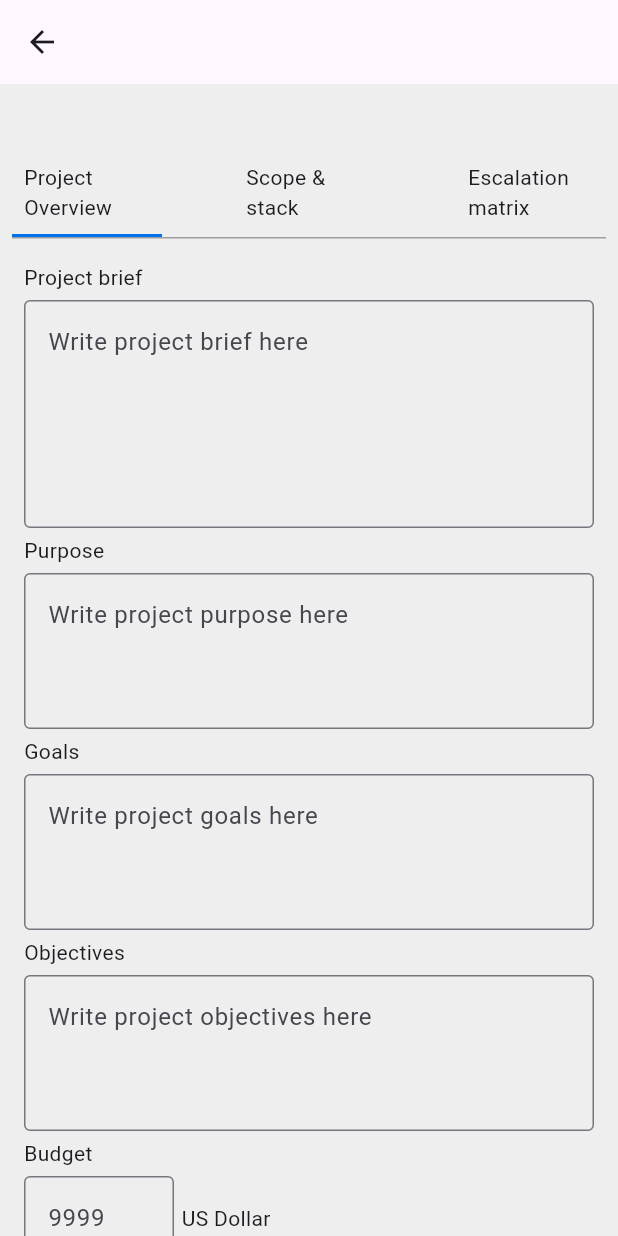
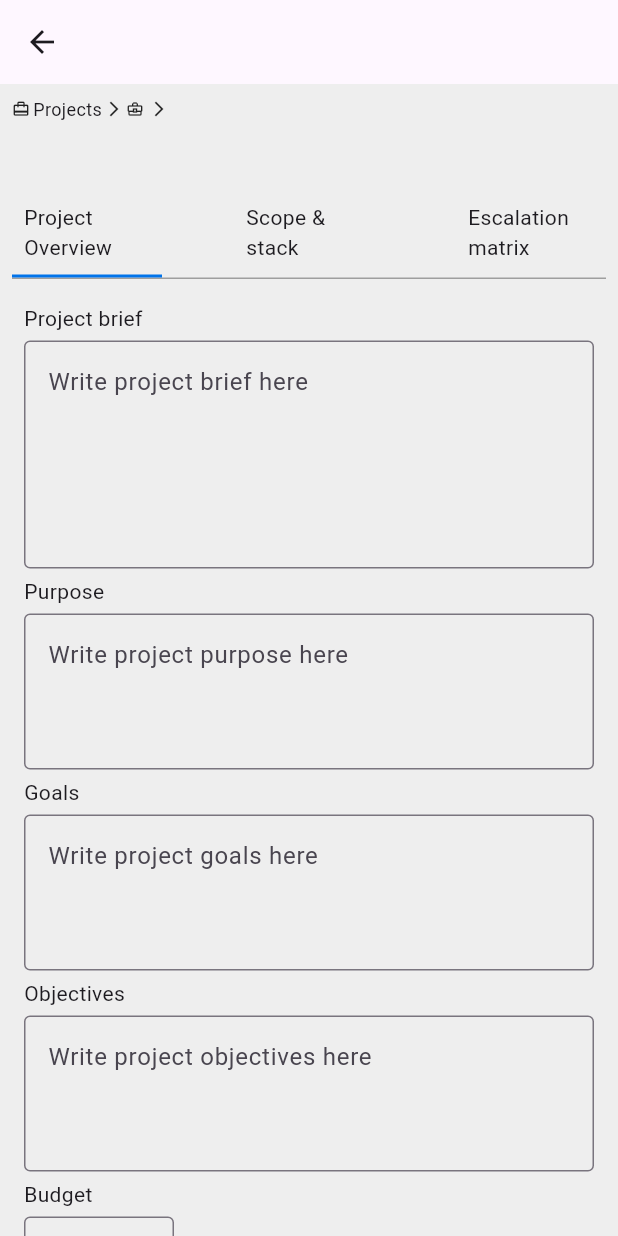
Before and after one commit to AtanuPanja/project3_customer_success_platform, a Flutter app: the ProjectDetailsScreen screen opened directly with empty values, on a phone screen of 412 x 824 dp. Run offline on Flutter 3.47's test engine with Material 3 defaults, Android fonts, the phone set to English and light mode, and no system bars.

Commit message:
Added breadcrumbs to project details screen
Also, underlined the project names, to denote
that it is clickable.

```diff
--- a/lib/screens/project_detail_screen.dart
+++ b/lib/screens/project_detail_screen.dart
@@ -37,6 +37,22 @@ class _ProjectDetailsScreenState extends State<ProjectDetailsScreen> {
           child: Column(
             crossAxisAlignment: CrossAxisAlignment.start,
             children: [
+              Row(
+                children: [
+                  Icon(Icons.card_travel_rounded, size: 12,),
+                  SizedBox(width: 2,),
+                  Text('Projects', style: TextStyle(fontSize: 12,),),
+                  SizedBox(width: 2,),
+                  Icon(Icons.arrow_forward_ios, size: 12,),
+                  SizedBox(width: 2,),
+                  Icon(Icons.business_center_outlined, size: 12,),
+                  SizedBox(width: 2,),
+                  Text(widget.projectName, style: TextStyle(fontSize: 12,),),
+                  SizedBox(width: 2,),
+                  Icon(Icons.arrow_forward_ios, size: 12,),
+                ],
+              ),
+              SizedBox(height: 10,),
               Text(
                 widget.projectName,
                 style: TextStyle(
--- a/lib/widgets/projects_screen_widgets.dart
+++ b/lib/widgets/projects_screen_widgets.dart
@@ -291,7 +291,12 @@ class _ProjectListingState extends State<ProjectListing> {
                         },
                         child: Padding(
                           padding: const EdgeInsets.all(4.0),
-                          child: Text('${project['name']}'),
+                          child: Text(
+                            '${project['name']}',
+                            style: TextStyle(
+                              decoration: TextDecoration.underline,
+                            ),
+                          ),
                         ),
                       ),
                       Padding(
```
